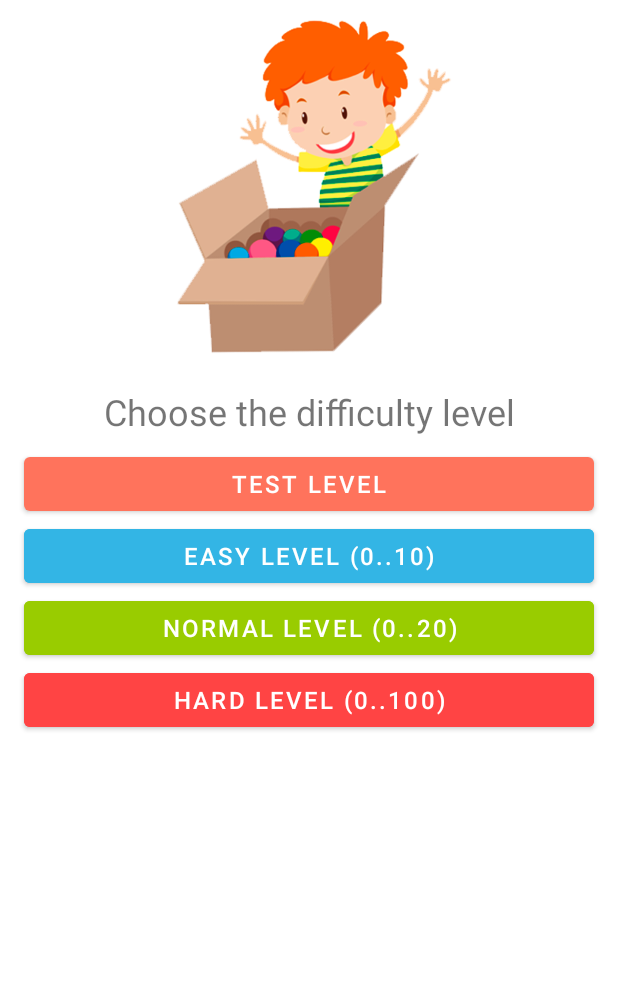
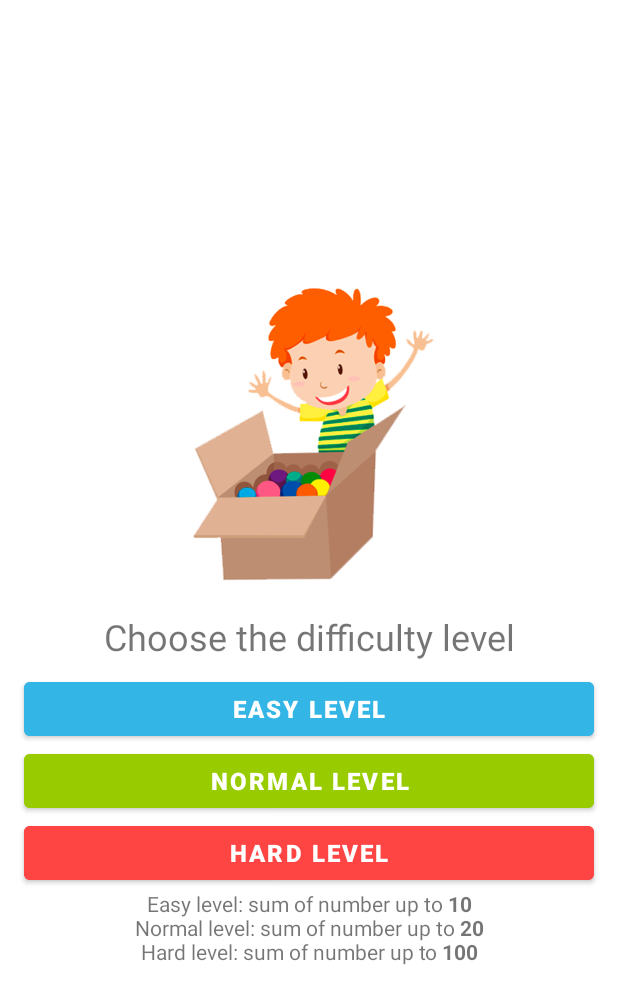
Before and after one commit to emdasoft/My_Game_Numbers, an Android app: the ChooseLevelFragment screen opened through its navigation route, on a phone screen of 412 x 824 dp. Shown: the top 1004 px of the screen. Run offline under Robolectric (Android 15) with nearby library versions, the phone set to English and light mode, and no system bars.

Commit message:
fix_some_design

```diff
--- a/app/build.gradle
+++ b/app/build.gradle
@@ -14,8 +14,8 @@ android {
         applicationId "com.emdasoft.mygamenumbers"
         minSdk 24
         targetSdk 33
-        versionCode 1
-        versionName "1.0"
+        versionCode 2
+        versionName "1.1"
 
         testInstrumentationRunner "androidx.test.runner.AndroidJUnitRunner"
     }
--- a/app/src/main/java/com/emdasoft/mygamenumbers/domain/entity/Level.kt
+++ b/app/src/main/java/com/emdasoft/mygamenumbers/domain/entity/Level.kt
@@ -5,5 +5,5 @@ import kotlinx.parcelize.Parcelize
 
 @Parcelize
 enum class Level : Parcelable {
-    TEST, EASY, NORMAL, HARD
+    EASY, NORMAL, HARD
 }
--- a/app/src/main/java/com/emdasoft/mygamenumbers/presentation/ChooseLevelFragment.kt
+++ b/app/src/main/java/com/emdasoft/mygamenumbers/presentation/ChooseLevelFragment.kt
@@ -26,9 +26,6 @@ class ChooseLevelFragment : Fragment() {
     override fun onViewCreated(view: View, savedInstanceState: Bundle?) {
         super.onViewCreated(view, savedInstanceState)
         with(binding) {
-            testLevelButton.setOnClickListener {
-                launchGameFragment(Level.TEST)
-            }
             easyLevelButton.setOnClickListener {
                 launchGameFragment(Level.EASY)
             }
--- a/app/src/main/res/layout/fragment_choose_level.xml
+++ b/app/src/main/res/layout/fragment_choose_level.xml
@@ -1,15 +1,22 @@
 <?xml version="1.0" encoding="utf-8"?>
-<LinearLayout xmlns:android="http://schemas.android.com/apk/res/android"
+
+<ScrollView xmlns:android="http://schemas.android.com/apk/res/android"
     xmlns:tools="http://schemas.android.com/tools"
     android:layout_width="match_parent"
     android:layout_height="match_parent"
+    android:fillViewport="true">
+
+    <LinearLayout
+        android:layout_width="match_parent"
+        android:layout_height="wrap_content"
+        android:layout_gravity="center"
+        android:gravity="center"
         android:orientation="vertical"
-    android:layout_gravity="center"
         tools:context=".presentation.ChooseLevelFragment">
 
         <ImageView
             android:layout_width="match_parent"
-        android:layout_height="250dp"
+            android:layout_height="220dp"
             android:src="@drawable/choose_level"
             tools:ignore="ImageContrastCheck" />
 
@@ -18,46 +25,40 @@
             android:layout_height="wrap_content"
             android:layout_margin="8dp"
             android:gravity="center"
-        android:textSize="24sp"
             android:text="@string/choose_level_title"
-        />
+            android:textSize="24sp" />
 
         <com.google.android.material.button.MaterialButton
+            android:id="@+id/easy_level_button"
             style="@style/LevelButtons"
-        android:id="@+id/test_level_button"
-        android:layout_width="match_parent"
-        android:layout_height="wrap_content"
-        android:text="@string/test_label"
-        />
-
-    <com.google.android.material.button.MaterialButton
-        style="@style/LevelButtons"
-        android:id="@+id/easy_level_button"
             android:layout_width="match_parent"
             android:layout_height="wrap_content"
             android:backgroundTint="@android:color/holo_blue_light"
-        android:text="@string/easy_label"
-        />
+            android:text="@string/easy_label" />
 
         <com.google.android.material.button.MaterialButton
+            android:id="@+id/normal_level_button"
             style="@style/LevelButtons"
-        android:id="@+id/normal_level_button"
             android:layout_width="match_parent"
             android:layout_height="wrap_content"
             android:backgroundTint="@android:color/holo_green_light"
-        android:text="@string/normal_label"
-        />
+            android:text="@string/normal_label" />
 
         <com.google.android.material.button.MaterialButton
+            android:id="@+id/hard_level_button"
             style="@style/LevelButtons"
-        android:id="@+id/hard_level_button"
             android:layout_width="match_parent"
             android:layout_height="wrap_content"
             android:backgroundTint="@android:color/holo_red_light"
-        android:text="@string/hard_label"
-        />
+            android:text="@string/hard_label" />
 
-
-
+        <com.google.android.material.textview.MaterialTextView
+            android:layout_width="match_parent"
+            android:layout_height="wrap_content"
+            android:gravity="center"
+            android:text="@string/mini_rules"
+            android:textSize="14sp" />
 
     </LinearLayout>
+
+</ScrollView>
--- a/app/src/main/res/values/strings.xml
+++ b/app/src/main/res/values/strings.xml
@@ -3,23 +3,23 @@
     <string name="go_button">Go</string>
     <string name="title">Number composition game</string>
     <string name="rules">
-        Purpose: To improve knowledge about the composition of the studied numbers.
-        Build the ability to present numbers as the sum of two terms (based on visibility). \n
+        Purpose: To improve knowledge about the composition of the studied numbers and
+        build the ability to present numbers as the sum of two terms (based on visibility). \n\n
         Rules of the game: there will be three figures in front of you,
         two from below and one from above.
         Two of them will have numbers. It is necessary that the sum of the numbers
         from the two lower figures be equal to
         number in the top figure, for this you need to select the missing number
-        (term) from the answer options. \n
+        (term) from the answer options. \n\n
         Example in the upper circle is the number 7, in one of the lower squares the number is 4,
         and the other is a question mark. So the number 3 should be in place of the question mark.
         (because 3 + 4 = 7)
     </string>
     <string name="choose_level_title">Choose the difficulty level</string>
     <string name="test_label">Test level</string>
-    <string name="easy_label">Easy level (0..10) </string>
-    <string name="normal_label">Normal level (0..20) </string>
-    <string name="hard_label">Hard level (0..100) </string>
+    <string name="easy_label">Easy level </string>
+    <string name="normal_label">Normal level </string>
+    <string name="hard_label">Hard level </string>
     <string name="tv_required_answer">Required number of correct answers: %s</string>
     <string name="tv_score_answer">Your score: %s</string>
     <string name="tv_required_percent">Required correct percentage: %s</string>
@@ -27,4 +27,9 @@
     <string name="retry_button">Retry game</string>
     <string name="question_mark">\?</string>
     <string name="progress_answers">correct answers: %s (minimum: %s)</string>
+    <string name="mini_rules">
+        Easy level: sum of number up to <b>10</b> \n
+        Normal level: sum of number up to <b>20</b> \n
+        Hard level: sum of number up to <b>100</b>
+    </string>
 </resources>
--- a/app/src/main/res/values/styles.xml
+++ b/app/src/main/res/values/styles.xml
@@ -5,6 +5,7 @@
         <item name="android:layout_marginStart">16dp</item>
         <item name="android:layout_marginEnd">16dp</item>
         <item name="android:width">48dp</item>
+        <item name="android:textStyle">bold</item>
     </style>
     <style name="ResultTextView">
         <item name="android:textSize">16sp</item>
@@ -18,6 +19,7 @@
         <item name="android:textSize">48sp</item>
         <item name="android:gravity">center</item>
         <item name="android:layout_margin">8dp</item>
+        <item name="android:textStyle">bold</item>
         <item name="android:textColor">@color/white</item>
     </style>
     <style name="OptionsStyle">
@@ -25,5 +27,6 @@
         <item name="android:textSize">36sp</item>
         <item name="android:gravity">center</item>
         <item name="android:textColor">@color/white</item>
+        <item name="android:textStyle">bold</item>
     </style>
 </resources>
```
Also changed, not shown: app/src/main/java/com/emdasoft/mygamenumbers/data/GameRepositoryImpl.kt (+2 -10 lines), app/src/main/res/layout/fragment_result.xml (+42 -23 lines), app/src/main/res/layout/fragment_welcome.xml (+14 -6 lines), app/src/main/res/drawable/logo.png (added), 2 other files. Lines whose indentation alone changed are shown as unchanged.
